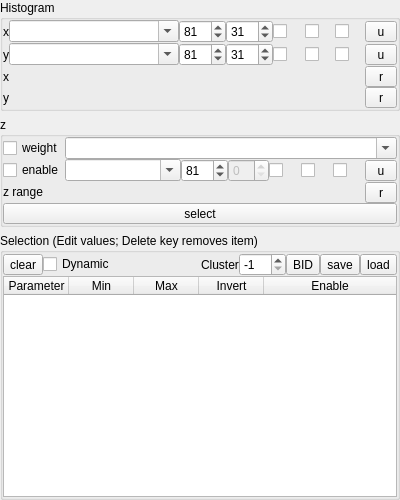
Qt form ndxplorer/plotting/plot_control.ui (Fluorescence-Tools/ndxplorer) before a commit.
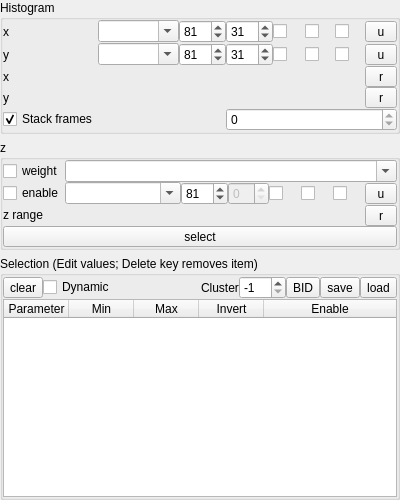
The same form after that commit.

Commit message:
Introduce frame selection and PyArrow optimizations.
Added UI elements to enable frame selection in stacked image data, with support for both single-frame and stacked-frame modes. Integrated PyArrow support for CSV reading, improving performance with multi-threading and efficient memory usage. Refactored burst file processing for better modularity, caching, and progress tracking. Enhanced CSV handling with new utils for faster and more robust parsing.

What changed in the file:
```diff
--- a/ndxplorer/plotting/plot_control.ui
+++ b/ndxplorer/plotting/plot_control.ui
@@ -416,6 +416,42 @@
           </property>
          </widget>
         </item>
+        <item row="7" column="0">
+         <widget class="QCheckBox" name="checkBoxStackFrames">
+          <property name="toolTip">
+           <string>Show all frames stacked together. Uncheck to display a single frame.</string>
+          </property>
+          <property name="text">
+           <string>Stack frames</string>
+          </property>
+          <property name="checked">
+           <bool>true</bool>
+          </property>
+         </widget>
+        </item>
+        <item row="7" column="2" colspan="2">
+         <widget class="QLabel" name="labelFrameInfo">
+          <property name="text">
+           <string/>
+          </property>
+         </widget>
+        </item>
+        <item row="7" column="4" colspan="5">
+         <widget class="QSpinBox" name="spinBoxFrameNumber">
+          <property name="toolTip">
+           <string>Select current frame number</string>
+          </property>
+          <property name="minimum">
+           <number>0</number>
+          </property>
+          <property name="maximum">
+           <number>0</number>
+          </property>
+          <property name="value">
+           <number>0</number>
+          </property>
+         </widget>
+        </item>
        </layout>
       </item>
      </layout>
```
The commit also changes 31 other files.
